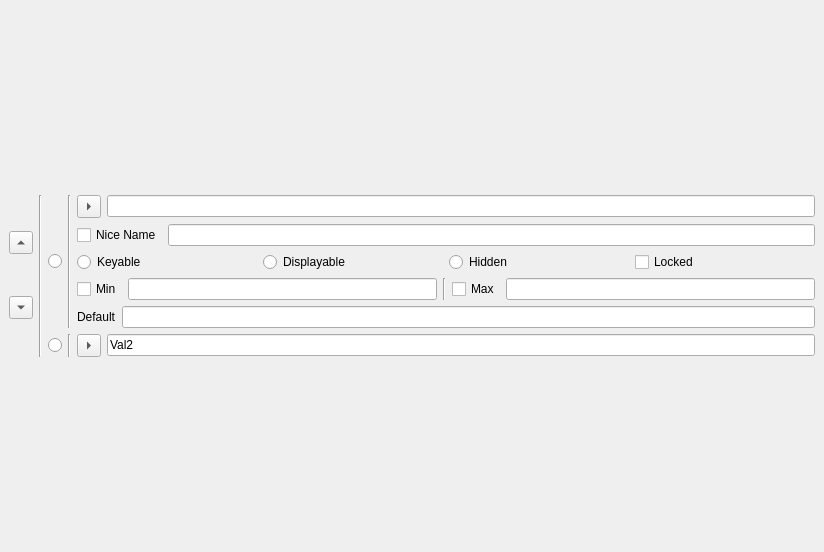
Before: the Qt Designer form ui/attrManager/ui_v001.ui in Zeplaro/rlMayaTools, drawn with Qt 5.
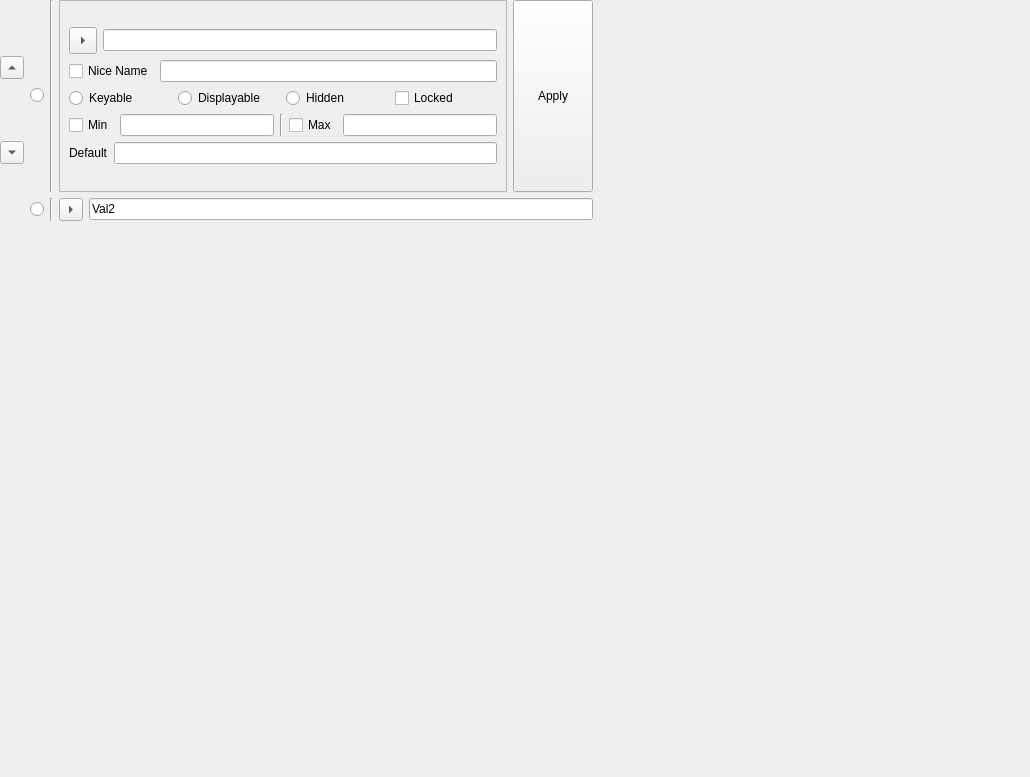
After: the same form once the commit is applied.

What changed in the file:
```diff
--- a/ui/attrManager/ui_v001.ui
+++ b/ui/attrManager/ui_v001.ui
@@ -6,21 +6,34 @@
    <rect>
     <x>0</x>
     <y>0</y>
-    <width>824</width>
-    <height>552</height>
+    <width>1030</width>
+    <height>777</height>
    </rect>
   </property>
   <property name="windowTitle">
    <string>MainWindow</string>
   </property>
   <widget class="QWidget" name="centralwidget">
-   <layout class="QVBoxLayout" name="verticalLayout">
-    <item>
+   <widget class="QWidget" name="layoutWidget">
+    <property name="geometry">
+     <rect>
+      <x>0</x>
+      <y>0</y>
+      <width>593</width>
+      <height>221</height>
+     </rect>
+    </property>
      <layout class="QHBoxLayout" name="main_layout">
       <item>
        <layout class="QVBoxLayout" name="moveArrow_layout">
         <item>
          <widget class="QToolButton" name="moveUp_toolButton">
+         <property name="sizePolicy">
+          <sizepolicy hsizetype="Fixed" vsizetype="Fixed">
+           <horstretch>0</horstretch>
+           <verstretch>13</verstretch>
+          </sizepolicy>
+         </property>
           <property name="text">
            <string>...</string>
           </property>
@@ -41,13 +54,6 @@
         </item>
        </layout>
       </item>
-      <item>
-       <widget class="Line" name="main_line">
-        <property name="orientation">
-         <enum>Qt::Vertical</enum>
-        </property>
-       </widget>
-      </item>
       <item>
        <layout class="QVBoxLayout" name="attributes_layout">
         <item>
@@ -67,14 +73,44 @@
            </widget>
           </item>
           <item>
+          <widget class="QFrame" name="frame">
+           <property name="frameShape">
+            <enum>QFrame::StyledPanel</enum>
+           </property>
+           <property name="frameShadow">
+            <enum>QFrame::Sunken</enum>
+           </property>
+           <property name="midLineWidth">
+            <number>1</number>
+           </property>
+           <layout class="QVBoxLayout" name="verticalLayout">
+            <item>
            <layout class="QVBoxLayout" name="attributeAll_layoutV">
             <item>
              <layout class="QHBoxLayout" name="attribute_layout">
               <item>
                <widget class="QToolButton" name="attributeHide_toolButton">
+                  <property name="enabled">
+                   <bool>true</bool>
+                  </property>
+                  <property name="sizePolicy">
+                   <sizepolicy hsizetype="Minimum" vsizetype="Minimum">
+                    <horstretch>0</horstretch>
+                    <verstretch>0</verstretch>
+                   </sizepolicy>
+                  </property>
+                  <property name="mouseTracking">
+                   <bool>false</bool>
+                  </property>
                 <property name="text">
                  <string>...</string>
                 </property>
+                  <property name="iconSize">
+                   <size>
+                    <width>20</width>
+                    <height>20</height>
+                   </size>
+                  </property>
                 <property name="popupMode">
                  <enum>QToolButton::DelayedPopup</enum>
                 </property>
@@ -189,6 +225,22 @@
            </layout>
           </item>
          </layout>
+          </widget>
+         </item>
+         <item>
+          <widget class="QPushButton" name="pushButton">
+           <property name="sizePolicy">
+            <sizepolicy hsizetype="Minimum" vsizetype="Expanding">
+             <horstretch>0</horstretch>
+             <verstretch>0</verstretch>
+            </sizepolicy>
+           </property>
+           <property name="text">
+            <string>Apply</string>
+           </property>
+          </widget>
+         </item>
+        </layout>
         </item>
         <item>
          <layout class="QHBoxLayout" name="horizontalLayout_5">
@@ -238,69 +290,7 @@
        </layout>
       </item>
      </layout>
-    </item>
-   </layout>
-   <zorder></zorder>
-   <zorder>val1</zorder>
-   <zorder>attributeKeyable_radioButton</zorder>
-   <zorder>attributeDisplayable_radioButton</zorder>
-   <zorder>attributeHidden_radioButton</zorder>
-   <zorder>attributeHide_toolButton</zorder>
-   <zorder>attributeNiceName_lineEdit</zorder>
-   <zorder>attributeNiceName_checkBox</zorder>
-   <zorder>attributeMin_checkBox</zorder>
-   <zorder>attributeMin_lineEdit</zorder>
-   <zorder>attributeMax_checkBox</zorder>
-   <zorder>attributeMax_lineEdit</zorder>
-   <zorder>attributeMinMaxSep_line</zorder>
-   <zorder>attributeDValue_label</zorder>
-   <zorder>attributeDValue_lineEdit</zorder>
-   <zorder>attributeLocked_checkBox</zorder>
-   <zorder>val1_2</zorder>
-   <zorder>toolButton_7</zorder>
-   <zorder>val1_2</zorder>
-   <zorder>attributeHide_toolButton</zorder>
-   <zorder>toolButton_7</zorder>
-   <zorder>attributeMax_lineEdit</zorder>
-   <zorder>attributeKeyable_radioButton</zorder>
-   <zorder>attributeDValue_label</zorder>
-   <zorder>attributeNiceName_lineEdit</zorder>
-   <zorder>attributeHidden_radioButton</zorder>
-   <zorder>attributeMax_checkBox</zorder>
-   <zorder>attributeDisplayable_radioButton</zorder>
-   <zorder>attributeMinMaxSep_line</zorder>
-   <zorder>attributeMin_checkBox</zorder>
-   <zorder>val1</zorder>
-   <zorder>moveDown_toolButton</zorder>
-   <zorder>attributeMin_lineEdit</zorder>
-   <zorder>moveUp_toolButton</zorder>
-   <zorder>attributeNiceName_checkBox</zorder>
-   <zorder>attributeDValue_lineEdit</zorder>
-   <zorder>attributeLocked_checkBox</zorder>
-   <zorder>val1_2</zorder>
-   <zorder>attributeHide_toolButton</zorder>
-   <zorder>toolButton_7</zorder>
-   <zorder>attributeMax_lineEdit</zorder>
-   <zorder>attributeKeyable_radioButton</zorder>
-   <zorder>attributeDValue_label</zorder>
-   <zorder>attributeNiceName_lineEdit</zorder>
-   <zorder>attributeHidden_radioButton</zorder>
-   <zorder>attributeMax_checkBox</zorder>
-   <zorder>attributeDisplayable_radioButton</zorder>
-   <zorder>attributeMinMaxSep_line</zorder>
-   <zorder>attributeMin_checkBox</zorder>
-   <zorder>val1</zorder>
-   <zorder>moveDown_toolButton</zorder>
-   <zorder>attributeMin_lineEdit</zorder>
-   <zorder>moveUp_toolButton</zorder>
-   <zorder>attributeNiceName_checkBox</zorder>
-   <zorder>attributeDValue_lineEdit</zorder>
-   <zorder>attributeLocked_checkBox</zorder>
-   <zorder>attributeAll_radioButton</zorder>
-   <zorder>attributeAll_radioButton</zorder>
-   <zorder></zorder>
-   <zorder></zorder>
-   <zorder>radioButton_5</zorder>
+   </widget>
   </widget>
  </widget>
  <tabstops>
```
Lines whose indentation alone changed are shown as unchanged.
